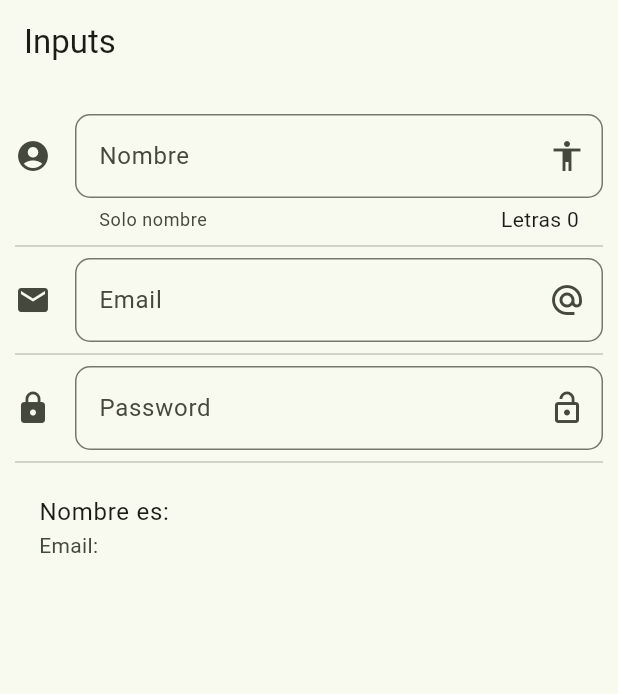
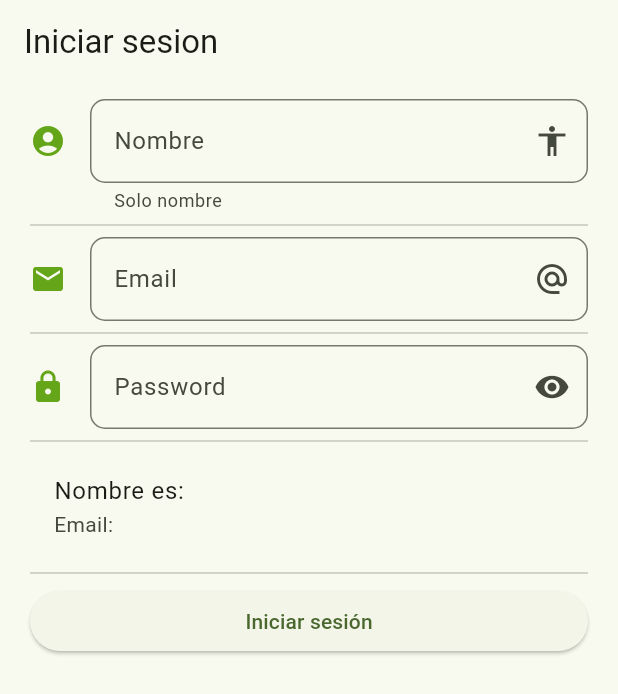
Before and after one commit to LucaMazzei7/App_Music, a Flutter app: the screen it shows after launch, on a phone screen of 412 x 824 dp. Shown: the top 694 px of the screen. Run offline on Flutter 3.47's test engine with Material 3 defaults, Android fonts, the phone set to English and light mode, and no system bars.

Commit message:
InicioSesion

```diff
--- a/lib/src/pages/iniciar_sesion.dart
+++ b/lib/src/pages/iniciar_sesion.dart
@@ -1,23 +1,44 @@
 import 'package:flutter/material.dart';
 
-class Inicio_sesion extends StatefulWidget {
-  const Inicio_sesion({super.key,required this.title});
+class InicioSesion extends StatefulWidget {
+  const InicioSesion({super.key,required this.title});
   final String title;
   @override
-  State<Inicio_sesion> createState() => IniciarSesion();
+  State<InicioSesion> createState() => IniciarSesion();
+
+
+
 }
 
 
-class IniciarSesion extends State<Inicio_sesion> {
+class IniciarSesion extends State<InicioSesion> {
   String _nombre = '';
   String _email = '';
+  final TextEditingController _IniciarSesion = TextEditingController();
+
+  @override
+  void initState() {
+    super.initState();
+    _IniciarSesion.text = 'Valor inicial del input';
+    _IniciarSesion.addListener(() {
+    print('El valor del input es: ${_IniciarSesion.text}');
+    });
+  }
+
+  // Destrucción obligatoria para liberar memoria RAM
+  @override
+  void dispose() {
+    _IniciarSesion.dispose();
+    super.dispose();
+  }
+
 
   @override
   Widget build(BuildContext context) {
     return Scaffold(
-      appBar: AppBar(title: Text('Inputs')),
+      appBar: AppBar(title: Text('Iniciar sesion')),
       body: ListView(
-        padding: EdgeInsets.symmetric(horizontal: 10.0, vertical: 20.0),
+        padding: EdgeInsets.symmetric(horizontal: 20.0, vertical: 10.0),
         children: [
           _crearInput(),
           Divider(),
@@ -26,6 +47,8 @@ class IniciarSesion extends State<Inicio_sesion> {
           _crearPassword(),
           Divider(),
           _crearPersona(),
+          Divider(),
+          _crearBoton(),
         ],
       ),
     );
@@ -34,8 +57,8 @@ Widget _crearInput() {
     return TextField(
       textCapitalization: TextCapitalization.sentences,
       decoration: InputDecoration(
+        iconColor:  const Color.fromARGB(255, 100, 165, 25),
         border: OutlineInputBorder(borderRadius: BorderRadius.circular(10.0)),
-        counter: Text('Letras ${_nombre.length}'),
         hintText: 'Nombre de la persona',
         labelText: 'Nombre',
         helperText: 'Solo nombre',
@@ -56,6 +79,7 @@ Widget _crearInput() {
       //keyboardType permite que en el teclado del dispositivo móvil se encuentre accesible el arroba (@) con el fin de escribir las direcciones de correo con mayor facilidad
       keyboardType: TextInputType.emailAddress,
       decoration: InputDecoration(
+        iconColor:  const Color.fromARGB(255, 100, 165, 25),
         border: OutlineInputBorder(borderRadius: BorderRadius.circular(10.0)),
         hintText: 'Email',
         labelText: 'Email',
@@ -76,10 +100,11 @@ Widget _crearInput() {
       //obscureText permite ocultar los caracteres que se ingresan en un input reemplazandolos por asteriscos
       obscureText: true,
       decoration: InputDecoration(
+        iconColor:  const Color.fromARGB(255, 100, 165, 25),
         border: OutlineInputBorder(borderRadius: BorderRadius.circular(10.0)),
         hintText: 'Password',
         labelText: 'Password',
-        suffixIcon: Icon(Icons.lock_open),
+        suffixIcon: Icon(Icons.remove_red_eye),
         icon: Icon(Icons.lock),
       ),
       onChanged: (valor) {
@@ -93,4 +118,12 @@ Widget _crearInput() {
       subtitle: Text('Email: $_email'),
     );
   }
+  Widget _crearBoton() {
+    return ElevatedButton(
+    onPressed: () {
+      Navigator.pushNamed(context, 'home');
+    },
+    child: const Text('Iniciar sesión'),
+  );
 }
+}
--- a/lib/src/routes/routes.dart
+++ b/lib/src/routes/routes.dart
@@ -8,7 +8,7 @@ import '../pages/iniciar_sesion.dart';
 // Función pura que retorna el mapa de rutas configurado
 Map<String, WidgetBuilder> getApplicationRoutes() {
   return <String, WidgetBuilder>{
-    '/':      (BuildContext context) => const Inicio_sesion(title: 'Iniciar sesión',),
+    '/':      (BuildContext context) => const InicioSesion(title: 'Iniciar sesión',),
     'home':   (BuildContext context) => const Home_page(title: 'Pagina de inicio',),
     'playlist':  (BuildContext context) => const Playlist(),
     'song': (BuildContext context) => const Songs(),
```
